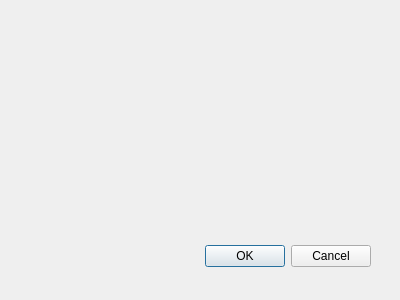
First picture: the form in searchuniprot.ui, repository beowulfey/Linnaeo, before the edit.
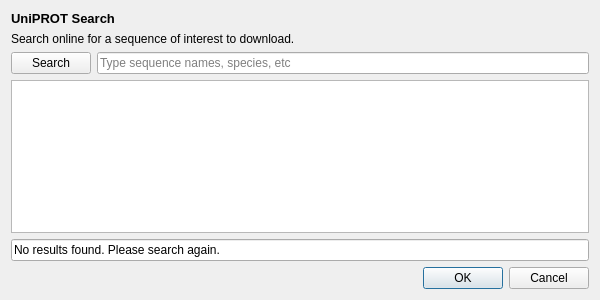
Second picture: the form after the edit.

Commit message: added dialog for searching Uniprot

```diff
--- a/searchuniprot.ui
+++ b/searchuniprot.ui
@@ -8,29 +8,90 @@
    <rect>
     <x>0</x>
     <y>0</y>
-    <width>400</width>
+    <width>600</width>
     <height>300</height>
    </rect>
   </property>
+  <property name="minimumSize">
+   <size>
+    <width>600</width>
+    <height>0</height>
+   </size>
+  </property>
   <property name="windowTitle">
    <string>Dialog</string>
   </property>
-  <widget name="buttonBox" class="QDialogButtonBox">
-   <property name="geometry">
-    <rect>
-     <x>30</x>
-     <y>240</y>
-     <width>341</width>
-     <height>32</height>
-    </rect>
-   </property>
-   <property name="orientation">
-    <enum>Qt::Horizontal</enum>
-   </property>
-   <property name="standardButtons">
-    <set>QDialogButtonBox::Cancel|QDialogButtonBox::Ok</set>
-   </property>
-  </widget>
+  <layout class="QVBoxLayout" name="verticalLayout">
+   <item>
+    <widget class="QLabel" name="label">
+     <property name="font">
+      <font>
+       <pointsize>10</pointsize>
+       <weight>75</weight>
+       <bold>true</bold>
+      </font>
+     </property>
+     <property name="text">
+      <string>UniPROT Search</string>
+     </property>
+    </widget>
+   </item>
+   <item>
+    <widget class="QLabel" name="label_2">
+     <property name="text">
+      <string>Search online for a sequence of interest to download. </string>
+     </property>
+    </widget>
+   </item>
+   <item>
+    <layout class="QHBoxLayout" name="horizontalLayout">
+     <item>
+      <widget class="QPushButton" name="searchButton">
+       <property name="text">
+        <string>Search</string>
+       </property>
+      </widget>
+     </item>
+     <item>
+      <widget class="QLineEdit" name="queryBox">
+       <property name="placeholderText">
+        <string>Type sequence names, species, etc</string>
+       </property>
+      </widget>
+     </item>
+    </layout>
+   </item>
+   <item>
+    <widget class="QTableView" name="resultsTable">
+     <property name="editTriggers">
+      <set>QAbstractItemView::NoEditTriggers</set>
+     </property>
+     <property name="showDropIndicator" stdset="0">
+      <bool>true</bool>
+     </property>
+     <property name="alternatingRowColors">
+      <bool>true</bool>
+     </property>
+    </widget>
+   </item>
+   <item>
+    <widget class="QLineEdit" name="errorMsg">
+     <property name="text">
+      <string>No results found. Please search again.</string>
+     </property>
+    </widget>
+   </item>
+   <item>
+    <widget class="QDialogButtonBox" name="buttonBox">
+     <property name="orientation">
+      <enum>Qt::Horizontal</enum>
+     </property>
+     <property name="standardButtons">
+      <set>QDialogButtonBox::Cancel|QDialogButtonBox::Ok</set>
+     </property>
+    </widget>
+   </item>
+  </layout>
  </widget>
  <pixmapfunction/>
  <resources/>
```
Left out of the diff: 7 changed lines with no effect on the pictures. The commit also changes 13 other files.
